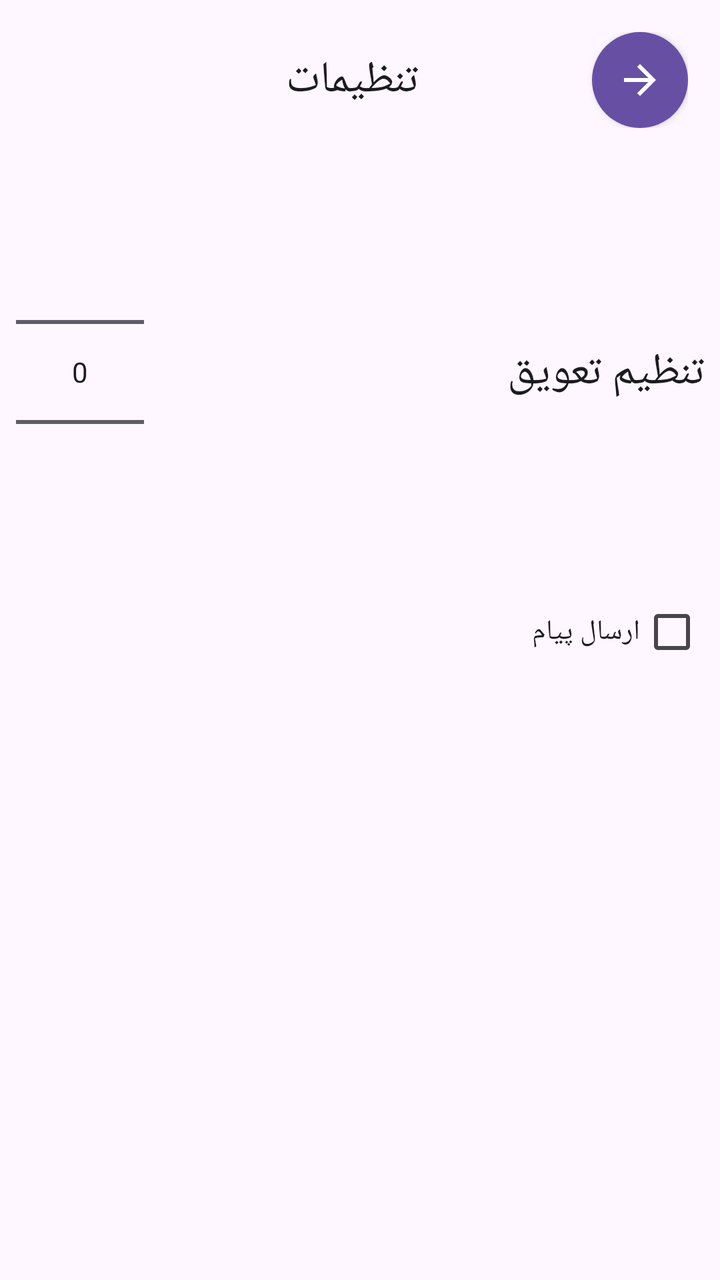
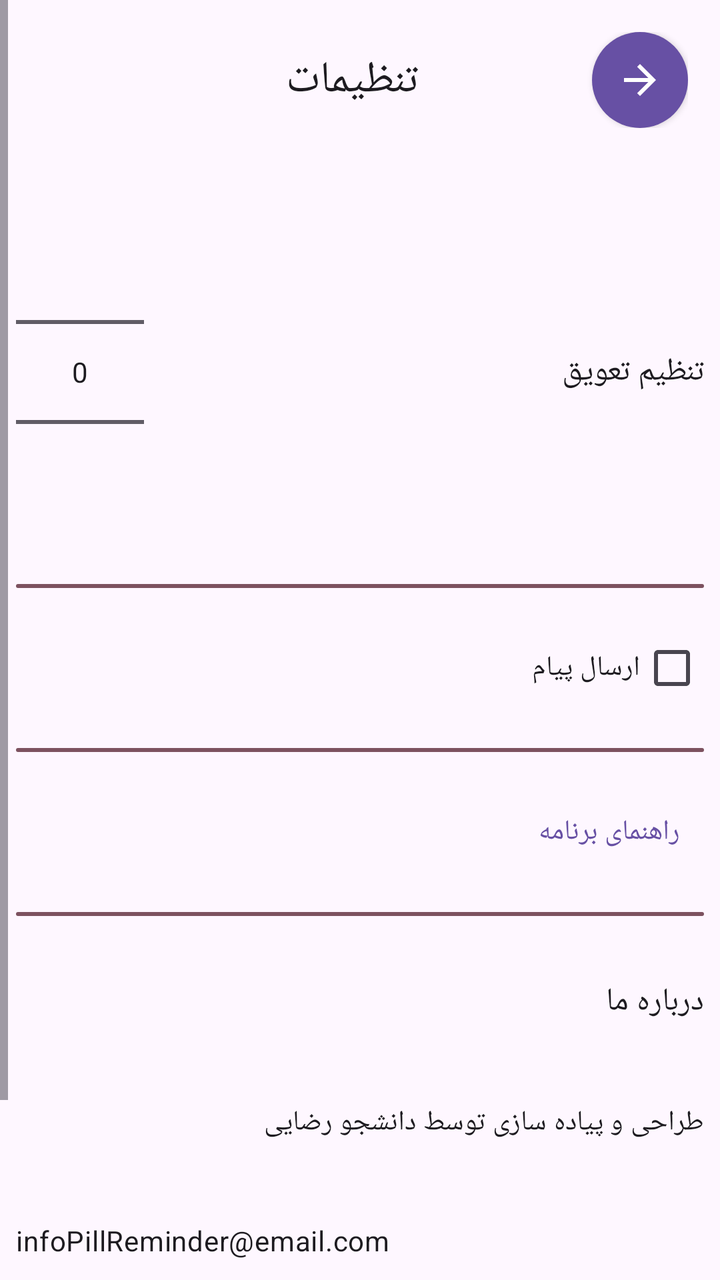

Two renders of the same Android screen: before a commit and after it. Below are the layout's source before the change and the commit's diff.
<!-- AndroidManifest.xml: application theme Theme.PillReminder -->
<!-- res/layout/activity_setting.xml -->
<?xml version="1.0" encoding="utf-8"?>
<androidx.constraintlayout.widget.ConstraintLayout xmlns:android="http://schemas.android.com/apk/res/android"
    xmlns:app="http://schemas.android.com/apk/res-auto"
    xmlns:tools="http://schemas.android.com/tools"
    android:layout_width="match_parent"
    android:layout_height="match_parent"
    android:layoutDirection="rtl"
    tools:context=".Activity.SettingActivity">

    <ScrollView
        android:layout_width="0dp"
        android:layout_height="0dp"
        app:layout_constraintBottom_toBottomOf="parent"
        app:layout_constraintEnd_toEndOf="parent"
        app:layout_constraintStart_toStartOf="parent"
        app:layout_constraintTop_toTopOf="parent">

        <LinearLayout
            android:layout_width="match_parent"
            android:layout_height="wrap_content"
            android:orientation="vertical">

            <androidx.constraintlayout.widget.ConstraintLayout
                android:id="@+id/constraintLayout"
                android:layout_width="match_parent"
                android:layout_height="match_parent"
                android:orientation="horizontal"
                android:padding="16dp"
                app:layout_constraintEnd_toEndOf="parent"
                app:layout_constraintStart_toStartOf="parent"
                app:layout_constraintTop_toTopOf="parent">

                <TextView
                    android:id="@+id/textView3"
                    android:layout_width="0dp"
                    android:layout_height="wrap_content"
                    android:layout_marginStart="8dp"
                    android:gravity="center"
                    android:text="تنظیمات"
                    android:textAppearance="@style/TextAppearance.Material3.TitleLarge"
                    app:layout_constraintBottom_toBottomOf="parent"
                    app:layout_constraintEnd_toEndOf="parent"
                    app:layout_constraintStart_toStartOf="parent"
                    app:layout_constraintTop_toTopOf="parent" />

                <ImageView
                    android:id="@+id/backBtn"
                    android:layout_width="wrap_content"
                    android:layout_height="wrap_content"
                    android:layout_gravity="start"
                    android:background="@drawable/button_background"
                    android:clickable="true"
                    android:contentDescription="@string/app_name"
                    android:elevation="2dp"
                    android:focusable="true"
                    android:padding="12dp"
                    android:tint="@color/white"
                    app:layout_constraintBottom_toBottomOf="parent"
                    app:layout_constraintStart_toStartOf="parent"
                    app:layout_constraintTop_toTopOf="parent"
                    app:srcCompat="@drawable/ic_arrow_back"
                    tools:ignore="UseAppTint" />

            </androidx.constraintlayout.widget.ConstraintLayout>

            <LinearLayout
                android:layout_width="match_parent"
                android:layout_height="match_parent"
                android:layout_marginTop="16dp"
                android:clickable="true"
                android:focusable="true"
                android:foreground="?attr/selectableItemBackground"
                android:gravity="center"
                android:orientation="horizontal">

                <TextView
                    android:id="@+id/textView4"
                    android:layout_width="0dp"
                    android:layout_height="wrap_content"
                    android:layout_marginStart="8dp"
                    android:layout_marginEnd="8dp"
                    android:layout_weight="1"
                    android:text="تنظیم تعویق"
                    android:textAppearance="@style/TextAppearance.Material3.TitleLarge" />

                <NumberPicker
                    android:id="@+id/snoozePicker"
                    android:layout_width="wrap_content"
                    android:layout_height="wrap_content"
                    android:layout_marginEnd="8dp" />

            </LinearLayout>

            <CheckBox
                android:id="@+id/sendSmsCh"
                android:layout_width="match_parent"
                android:layout_height="wrap_content"
                android:layout_marginHorizontal="8dp"
                android:layout_marginTop="16dp"
                android:text="ارسال پیام" />

            <com.google.android.material.textfield.TextInputLayout
                android:id="@+id/layoutPhoneNumber"
                android:layout_width="match_parent"
                android:layout_height="match_parent"
                android:layout_marginHorizontal="8dp"
                android:layout_marginTop="8dp"
                android:hint="شماره همراه"
                android:visibility="gone"
                app:helperText="09151234567, و..."
                app:helperTextEnabled="true"
                app:hintAnimationEnabled="true"
                tools:visibility="visible">

                <com.google.android.material.textfield.TextInputEditText
                    android:id="@+id/phoneNumberEdt"
                    android:layout_width="match_parent"
                    android:layout_height="wrap_content"
                    android:imeOptions="actionNext"
                    android:inputType="phone"
                    android:maxLength="40"
                    android:maxLines="1" />
            </com.google.android.material.textfield.TextInputLayout>

        </LinearLayout>
    </ScrollView>

</androidx.constraintlayout.widget.ConstraintLayout>
<!-- resources referenced by this layout -->
<resources>
  <color name="white">#FFFFFFFF</color>
  <!-- drawable button_background (drawable) -->
  <?xml version="1.0" encoding="utf-8"?>
  <selector xmlns:android="http://schemas.android.com/apk/res/android">
  
      <item>
          <shape android:shape="oval">
              <solid android:color="?attr/colorPrimary"/>
          </shape>
      </item>
  
  </selector>
  <!-- drawable ic_arrow_back (drawable) -->
  <vector xmlns:android="http://schemas.android.com/apk/res/android"
      android:width="24dp"
      android:height="24dp"
      android:viewportWidth="960"
      android:viewportHeight="960"
      android:tint="?attr/colorControlNormal"
      android:autoMirrored="true">
    <path
        android:fillColor="@android:color/white"
        android:pathData="M313,520L537,744L480,800L160,480L480,160L537,216L313,440L800,440L800,520L313,520Z"/>
  </vector>
  <string name="app_name">یادآور دارو</string>
  <style name="Theme.PillReminder" parent="Base.Theme.PillReminder" />
  <style name="Base.Theme.PillReminder" parent="Theme.Material3.Light.NoActionBar">
          
          
      </style>
</resources>

<!-- the commit's change to res/layout/activity_setting.xml (unified diff, before → after) -->
@@ -10,6 +10,7 @@
     <ScrollView
         android:layout_width="0dp"
         android:layout_height="0dp"
+        android:fillViewport="true"
         app:layout_constraintBottom_toBottomOf="parent"
         app:layout_constraintEnd_toEndOf="parent"
         app:layout_constraintStart_toStartOf="parent"
@@ -23,7 +24,7 @@
             <androidx.constraintlayout.widget.ConstraintLayout
                 android:id="@+id/constraintLayout"
                 android:layout_width="match_parent"
-                android:layout_height="match_parent"
+                android:layout_height="wrap_content"
                 android:orientation="horizontal"
                 android:padding="16dp"
                 app:layout_constraintEnd_toEndOf="parent"
@@ -38,7 +39,7 @@
                     android:gravity="center"
                     android:text="تنظیمات"
                     android:textAppearance="@style/TextAppearance.Material3.TitleLarge"
-                    app:layout_constraintBottom_toBottomOf="parent"
+                    app:layout_constraintBottom_toBottomOf="@+id/backBtn"
                     app:layout_constraintEnd_toEndOf="parent"
                     app:layout_constraintStart_toStartOf="parent"
                     app:layout_constraintTop_toTopOf="parent" />
@@ -65,7 +66,7 @@
 
             <LinearLayout
                 android:layout_width="match_parent"
-                android:layout_height="match_parent"
+                android:layout_height="wrap_content"
                 android:layout_marginTop="16dp"
                 android:clickable="true"
                 android:focusable="true"
@@ -81,7 +82,7 @@
                     android:layout_marginEnd="8dp"
                     android:layout_weight="1"
                     android:text="تنظیم تعویق"
-                    android:textAppearance="@style/TextAppearance.Material3.TitleLarge" />
+                    android:textAppearance="@style/TextAppearance.Material3.TitleMedium" />
 
                 <NumberPicker
                     android:id="@+id/snoozePicker"
@@ -91,18 +92,24 @@
 
             </LinearLayout>
 
+            <View
+                android:layout_width="match_parent"
+                android:layout_height="2dp"
+                android:layout_marginHorizontal="8dp"
+                android:layout_marginVertical="16dp"
+                android:background="@drawable/divider_background" />
+
             <CheckBox
                 android:id="@+id/sendSmsCh"
                 android:layout_width="match_parent"
                 android:layout_height="wrap_content"
                 android:layout_marginHorizontal="8dp"
-                android:layout_marginTop="16dp"
                 android:text="ارسال پیام" />
 
             <com.google.android.material.textfield.TextInputLayout
                 android:id="@+id/layoutPhoneNumber"
                 android:layout_width="match_parent"
-                android:layout_height="match_parent"
+                android:layout_height="wrap_content"
                 android:layout_marginHorizontal="8dp"
                 android:layout_marginTop="8dp"
                 android:hint="شماره همراه"
@@ -122,6 +129,73 @@
                     android:maxLines="1" />
             </com.google.android.material.textfield.TextInputLayout>
 
+            <View
+                android:layout_width="match_parent"
+                android:layout_height="2dp"
+                android:layout_marginHorizontal="8dp"
+                android:layout_marginVertical="16dp"
+                android:background="@drawable/divider_background" />
+
+            <com.google.android.material.button.MaterialButton
+                android:id="@+id/guidBtn"
+                style="@style/Widget.Material3.Button.TextButton"
+                android:layout_width="match_parent"
+                android:layout_height="wrap_content"
+                android:layout_marginHorizontal="8dp"
+                android:text="راهنمای برنامه"
+                android:gravity="start|center"/>
+
+            <View
+                android:layout_width="match_parent"
+                android:layout_height="2dp"
+                android:layout_marginHorizontal="8dp"
+                android:layout_marginVertical="16dp"
+                android:background="@drawable/divider_background" />
+
+            <TextView
+                android:layout_width="match_parent"
+                android:layout_height="wrap_content"
+                android:layout_marginHorizontal="8dp"
+                android:clickable="true"
+                android:focusable="true"
+                android:paddingVertical="16dp"
+                android:text="درباره ما"
+                android:textAppearance="@style/TextAppearance.Material3.TitleMedium" />
+
+            <TextView
+                android:layout_width="match_parent"
+                android:layout_height="wrap_content"
+                android:layout_marginHorizontal="8dp"
+                android:layout_marginTop="8dp"
+                android:clickable="true"
+                android:focusable="true"
+                android:paddingVertical="16dp"
+                android:text="طراحی و پیاده سازی توسط دانشجو رضایی"
+                android:textAppearance="@style/TextAppearance.Material3.BodyMedium" />
+
+            <TextView
+                android:layout_width="match_parent"
+                android:layout_height="wrap_content"
+                android:layout_marginHorizontal="8dp"
+                android:layout_marginTop="8dp"
+                android:clickable="true"
+                android:focusable="true"
+                android:paddingVertical="16dp"
+                android:text="infoPillReminder@email.com"
+                android:textAppearance="@style/TextAppearance.Material3.BodyMedium" />
+
+            <TextView
+                android:id="@+id/textView8"
+                android:layout_width="match_parent"
+                android:layout_height="wrap_content"
+                android:layout_marginHorizontal="16dp"
+                android:layout_marginTop="64dp"
+                android:layout_marginBottom="16dp"
+                android:clickable="true"
+                android:focusable="true"
+                android:gravity="center"
+                android:text="نسخه 1.0.0" />
+
         </LinearLayout>
     </ScrollView>
 
<!-- resource entries referenced after the edit -->
@@ -8,6 +8,18 @@
       <item>
           <shape android:shape="oval">
               <solid android:color="?attr/colorPrimary"/>
+          </shape>
+      </item>
+  
+  </selector>
+  <!-- drawable divider_background (drawable) -->
+  <?xml version="1.0" encoding="utf-8"?>
+  <selector xmlns:android="http://schemas.android.com/apk/res/android">
+  
+      <item>
+          <shape android:shape="rectangle">
+              <solid android:color="?attr/colorTertiary" />
+              <corners android:radius="8dp"/>
           </shape>
       </item>
   
